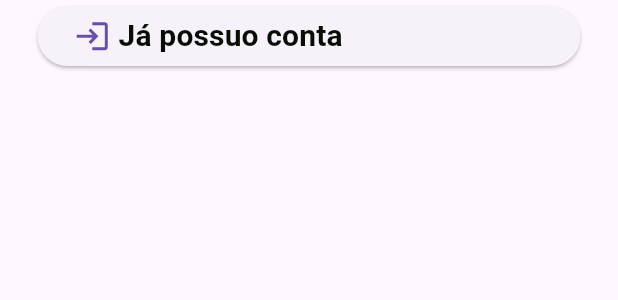
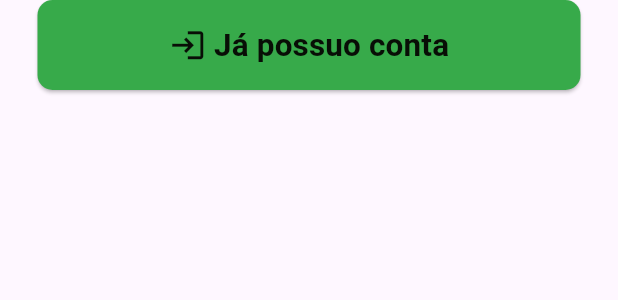
Before and after one commit to caiovitfernandes/pelada_bot_frontend, a Flutter app: the GreenLargeButton widget shown alone on an empty page, opened directly, on a phone screen of 412 x 824 dp. Shown: the top 300 px of the screen. Run offline on Flutter 3.47's test engine with Material 3 defaults, Android fonts, the phone set to English and light mode, and no system bars.

Commit message:
Botão login

```diff
--- a/x5_frontend/lib/components/principal_screen/green_large_button.dart
+++ b/x5_frontend/lib/components/principal_screen/green_large_button.dart
@@ -8,21 +8,33 @@ class GreenLargeButton extends StatelessWidget {
   Widget build(BuildContext context) {
     return Padding(
       padding: EdgeInsetsGeometry.symmetric(horizontal: 25),
+      child: SizedBox(
+        width: 400,
+        height: 60,
         child: ElevatedButton(
           onPressed: (){
             print("Ok");
           },
+          style: ElevatedButton.styleFrom(
+            backgroundColor: AppColors.primary,
+            foregroundColor: AppColors.background,
+            shape: RoundedRectangleBorder(
+              borderRadius: BorderRadius.circular(10)
+            )
+          ),
           child: Row(
+            mainAxisAlignment: MainAxisAlignment.center,
             children: [
               Icon(
                 Icons.login,
-              size: 25
+                size: 25,
               ),
               SizedBox(width: 5,),
               AppFonts.blackTextButton("Já possuo conta")
             ],
           )
         ),
+      )
     );
   }
 }
--- a/x5_frontend/lib/screens/principal.dart
+++ b/x5_frontend/lib/screens/principal.dart
@@ -24,7 +24,7 @@ class _PrincipalState extends State<Principal> {
                 colorFilter: ColorFilter.mode(
                   AppColors.background.withValues(alpha: 0.125),
                   BlendMode.dstATop
-                )
+                ),
               )
             ),
             child: Column(
@@ -36,7 +36,10 @@ class _PrincipalState extends State<Principal> {
                 const SizedBox(height: 25.0,),
                 MainText(),
                 const SizedBox(height: 25.0,),
-                InitialSmallText()
+                InitialSmallText(),
+                const SizedBox(height: 25.0,),
+                GreenLargeButton(),
+
               ],
             )
           )
--- a/x5_frontend/lib/styles/app_fonts.dart
+++ b/x5_frontend/lib/styles/app_fonts.dart
@@ -70,7 +70,7 @@ class AppFonts {
   );
 
   static const TextStyle _blackTextButton = TextStyle(
-    fontSize: 20,
+    fontSize: 21,
     fontWeight: FontWeight.bold,
     color: AppColors.background,
   );
```
Also changed, not shown: x5_frontend/flutter_01.png (added). Lines whose indentation alone changed are shown as unchanged.
